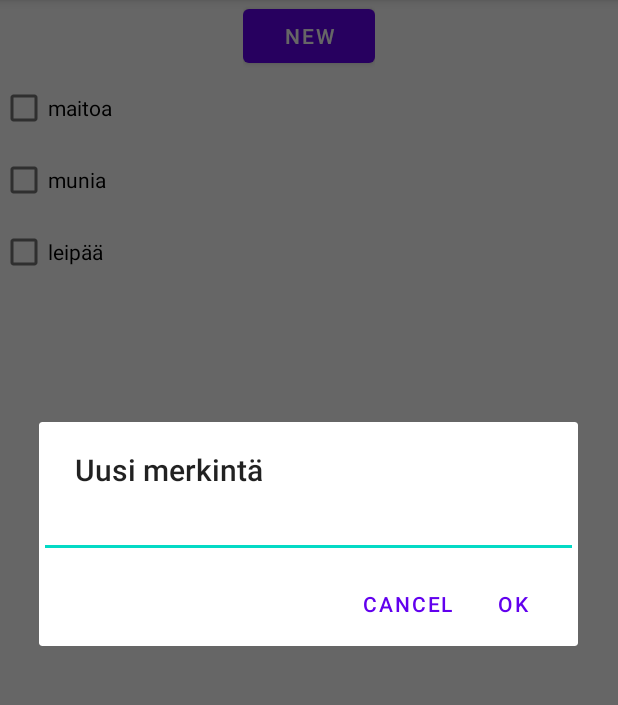
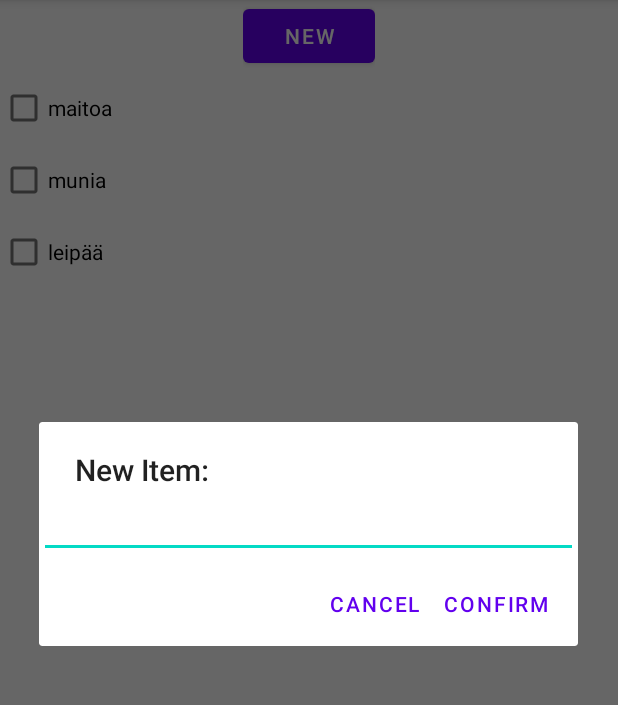
Before and after one commit to heikamal/ListApp, an Android app: the UserListFragment screen opened through its navigation route, after a tap on "NEW", on a phone screen of 412 x 824 dp, the part 84-789 px from its top. Run offline under Robolectric (Android 15) with nearby library versions, the phone set to English and light mode, and no system bars; 1 statement that could not run was skipped.

Commit message:
koodin siivoamista ja tekstien lisäämistä

```diff
--- a/app/src/main/java/com/example/listapp/MainActivity.java
+++ b/app/src/main/java/com/example/listapp/MainActivity.java
@@ -19,12 +19,25 @@ import java.io.File;
  */
 public class MainActivity extends AppCompatActivity {
 
+    /**
+     *
+     */
     static ListsOfLists lists;
 
+    /**
+     *
+     */
     static MainListFragment frag;
 
+    /**
+     *
+     */
     private String m_Text = "";
 
+    /**
+     *
+     * @param savedInstanceState
+     */
     @Override
     protected void onCreate(Bundle savedInstanceState) {
 
@@ -36,10 +49,14 @@ public class MainActivity extends AppCompatActivity {
         setContentView(R.layout.activity_main);
     }
 
+    /**
+     *
+     * @param view
+     */
     public void newList(View view){
 
         AlertDialog.Builder builder = new AlertDialog.Builder(this);
-        builder.setTitle("Listan nimi");
+        builder.setTitle(R.string.new_list_title);
 
         // Set up the input
         final EditText input = new EditText(this);
@@ -48,7 +65,7 @@ public class MainActivity extends AppCompatActivity {
         builder.setView(input);
 
         // Set up the buttons
-        builder.setPositiveButton("OK", new DialogInterface.OnClickListener() {
+        builder.setPositiveButton(R.string.ok, new DialogInterface.OnClickListener() {
             @Override
             public void onClick(DialogInterface dialog, int which) {
                 m_Text = input.getText().toString();
@@ -57,7 +74,7 @@ public class MainActivity extends AppCompatActivity {
                 MainListFragment.updateList(newList);
             }
         });
-        builder.setNegativeButton("Cancel", new DialogInterface.OnClickListener() {
+        builder.setNegativeButton(R.string.nay, new DialogInterface.OnClickListener() {
             @Override
             public void onClick(DialogInterface dialog, int which) {
                 dialog.cancel();
@@ -67,9 +84,13 @@ public class MainActivity extends AppCompatActivity {
         builder.show();
     }
 
+    /**
+     *
+     * @param view
+     */
     public void newItem(View view){
         AlertDialog.Builder builder = new AlertDialog.Builder(this);
-        builder.setTitle("Uusi merkintä");
+        builder.setTitle(R.string.new_list_item);
 
         // Set up the input
         final EditText input = new EditText(this);
@@ -79,14 +100,14 @@ public class MainActivity extends AppCompatActivity {
         builder.setView(input);
 
         // Set up the buttons
-        builder.setPositiveButton("OK", new DialogInterface.OnClickListener() {
+        builder.setPositiveButton(R.string.ok, new DialogInterface.OnClickListener() {
             @Override
             public void onClick(DialogInterface dialog, int which) {
                 m_Text = input.getText().toString();
                 UserListFragment.updateList(m_Text);
             }
         });
-        builder.setNegativeButton("Cancel", new DialogInterface.OnClickListener() {
+        builder.setNegativeButton(R.string.nay, new DialogInterface.OnClickListener() {
             @Override
             public void onClick(DialogInterface dialog, int which) {
                 dialog.cancel();
--- a/app/src/main/java/com/example/listapp/UserListFragment.java
+++ b/app/src/main/java/com/example/listapp/UserListFragment.java
@@ -16,16 +16,33 @@ import java.util.ArrayList;
  */
 public class UserListFragment extends Fragment {
 
-    ArrayList<String> list;
+    /**
+     *
+     */
     static UserList userList;
+
+    /**
+     *
+     */
     static UserListAdapter adapter;
 
+    /**
+     *
+     */
     private static UserListFragment instance;
 
+    /**
+     *
+     */
     public UserListFragment() {
         super(R.layout.fragment_list_user);
     }
 
+    /**
+     *
+     * @param view
+     * @param savedInstanceState
+     */
     @Override
     public void onViewCreated(@NonNull View view, @Nullable Bundle savedInstanceState) {
 
@@ -41,6 +58,10 @@ public class UserListFragment extends Fragment {
         super.onViewCreated(view, savedInstanceState);
     }
 
+    /**
+     *
+     * @param text
+     */
     public static void updateList(String text){
         int userListPos = MainActivity.lists.findList(userList);
 
@@ -55,6 +76,10 @@ public class UserListFragment extends Fragment {
         MainActivity.lists.saveLists();
     }
 
+    /**
+     *
+     * @return
+     */
     public static UserListFragment getInstance()
     {
         return instance;
--- a/app/src/main/res/values/strings.xml
+++ b/app/src/main/res/values/strings.xml
@@ -3,4 +3,8 @@
     <!-- TODO: Remove or change this placeholder text -->
     <string name="hello_blank_fragment">Hello blank fragment</string>
     <string name="button_new">New</string>
+    <string name="new_list_title">New List Name:</string>
+    <string name="ok">Confirm</string>
+    <string name="nay">Cancel</string>
+    <string name="new_list_item">New Item:</string>
 </resources>
```
Also changed, not shown: app/src/main/java/com/example/listapp/ListsOfLists.java (+35 -5 lines), app/src/main/java/com/example/listapp/MainListAdapter.java (+31 -2 lines), app/src/main/java/com/example/listapp/MainListEntryFragment.java (+12 -44 lines), app/src/main/java/com/example/listapp/MainListFragment.java (+30 -0 lines), app/src/main/java/com/example/listapp/UserList.java (+38 -0 lines), app/src/main/java/com/example/listapp/UserListAdapter.java (+32 -4 lines), app/src/main/java/com/example/listapp/UserListEntryFragment.java (+8 -0 lines).
